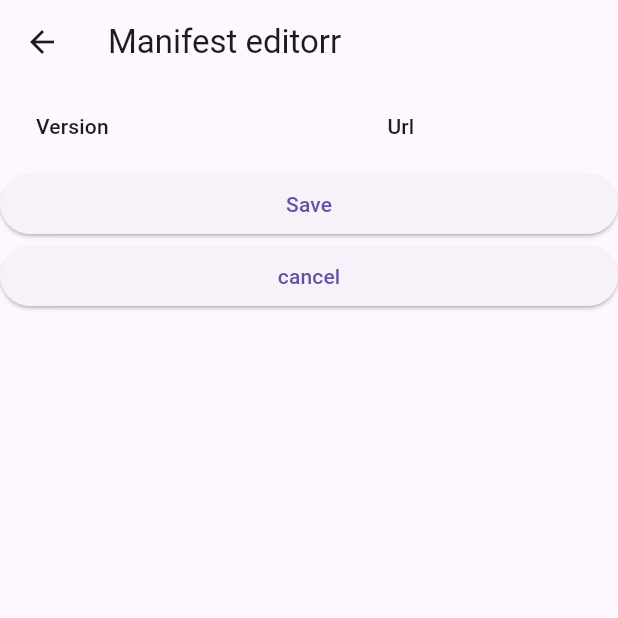
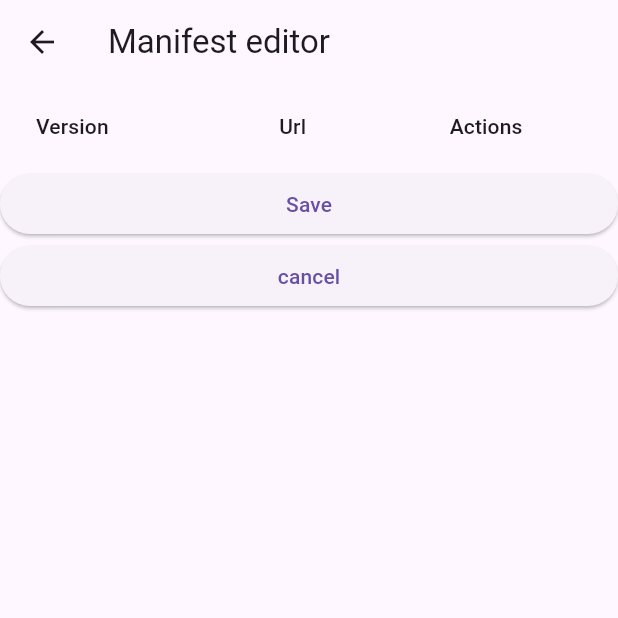
Before and after one commit to brutalzinn/update_package_creator, a Flutter app: the screen it shows after launch, after a tap on "Manifest editor", on a phone screen of 412 x 824 dp, the top half of it. Run offline on Flutter 3.47's test engine with Material 3 defaults, Android fonts, the phone set to English and light mode, and no system bars; our stand-ins replace adaptive_dialog, file_picker; missing offline and left inert: window_manager.

Commit message:
feat: add dialogs to delete or no

```diff
--- a/lib/core/util.dart
+++ b/lib/core/util.dart
@@ -1,6 +1,4 @@
-import 'dart:convert';
 import 'dart:io';
-import 'package:archive/archive.dart';
 import 'package:archive/archive_io.dart';
 import 'package:path/path.dart' as p;
 import 'package:update_package_creator/core/constants.dart';
--- a/lib/ui/views/home.dart
+++ b/lib/ui/views/home.dart
@@ -93,23 +93,22 @@ class _HomePageState extends State<Home> {
             url: '$baseUrl/update_package_v$newVersion.zip'));
       }
       await Util.writeManifestFile(manifestFile, manifest);
+      Dialogs.showSimpleAlert(context, "Sucess",
+          message:
+              " 'Update package would be generated from:\n$_sourceDirectory\nto:\n$_outputDirectory'");
     } catch (e) {
       /// todo: add internalization support to keep messages consistence
       Dialogs.showSimpleAlert(context, "Error",
           message:
               "Ring around the rosies... something is broken and the fault is mine...");
     }
-
-    Dialogs.showSimpleAlert(context, "Sucess",
-        message:
-            " 'Update package would be generated from:\n$_sourceDirectory\nto:\n$_outputDirectory'");
   }
 
   @override
   Widget build(BuildContext context) {
     return Scaffold(
       appBar: AppBar(
-        title: Text('Update Package Creator'),
+        title: const Text('Update Package Creator'),
       ),
       body: ListView(
         children: <Widget>[
@@ -124,29 +123,29 @@ class _HomePageState extends State<Home> {
           ),
           ElevatedButton(
             onPressed: _pickSourceDirectory,
-            child: Text('Select Source Directory'),
+            child: const Text('Select Source Directory'),
           ),
           Text('Selected: $_sourceDirectory'),
-          SizedBox(height: 20),
+          const SizedBox(height: 20),
           ElevatedButton(
             onPressed: _pickOutputDirectory,
-            child: Text('Select Output Directory'),
+            child: const Text('Select Output Directory'),
           ),
           Text('Selected: $_outputDirectory'),
-          SizedBox(height: 40),
+          const SizedBox(height: 40),
           ElevatedButton(
             onPressed: _generateUpdatePackage,
-            child: Text('Generate Update Package'),
+            child: const Text('Generate Update Package'),
           ),
-          SizedBox(height: 200),
+          const SizedBox(height: 200),
           ElevatedButton(
             onPressed: _openManifest,
-            child: Text('Manifest editor'),
+            child: const Text('Manifest editor'),
           ),
-          SizedBox(height: 40),
+          const SizedBox(height: 40),
           ElevatedButton(
             onPressed: _openSettings,
-            child: Text('Settings'),
+            child: const Text('Settings'),
           ),
         ],
       ),
--- a/lib/ui/views/manifest.dart
+++ b/lib/ui/views/manifest.dart
@@ -83,7 +83,25 @@ class _ManifestEditorPageState extends State<ManifestEditor> {
               updates[index].url = text;
               refresh();
             },
-          )
+          ),
+          DataCell(IconButton(
+              icon: Icon(
+                Icons.delete,
+                color: Colors.black.withOpacity(0.5),
+                size: 18,
+              ),
+              onPressed: () async {
+                final result = await showOkCancelAlertDialog(
+                    context: context,
+                    title: "Delete",
+                    message: "Are you sure you want to delete this item?",
+                    okLabel: "Yes",
+                    cancelLabel: "No");
+                if (result == OkCancelResult.ok) {
+                  updates.remove(item);
+                }
+                refresh();
+              }))
         ]),
       );
     }
@@ -94,7 +112,7 @@ class _ManifestEditorPageState extends State<ManifestEditor> {
   Widget build(BuildContext context) {
     return Scaffold(
       appBar: AppBar(
-        title: const Text('Manifest editorr'),
+        title: const Text('Manifest editor'),
       ),
       body: ListView(
         children: <Widget>[
@@ -111,7 +129,8 @@ class _ManifestEditorPageState extends State<ManifestEditor> {
                 refresh();
               },
             ),
-            const DataColumn(label: const Text("Url")),
+            const DataColumn(label: Text("Url")),
+            const DataColumn(label: Text("Actions")),
           ], rows: cells),
           ElevatedButton(
               onPressed: () async {
```
